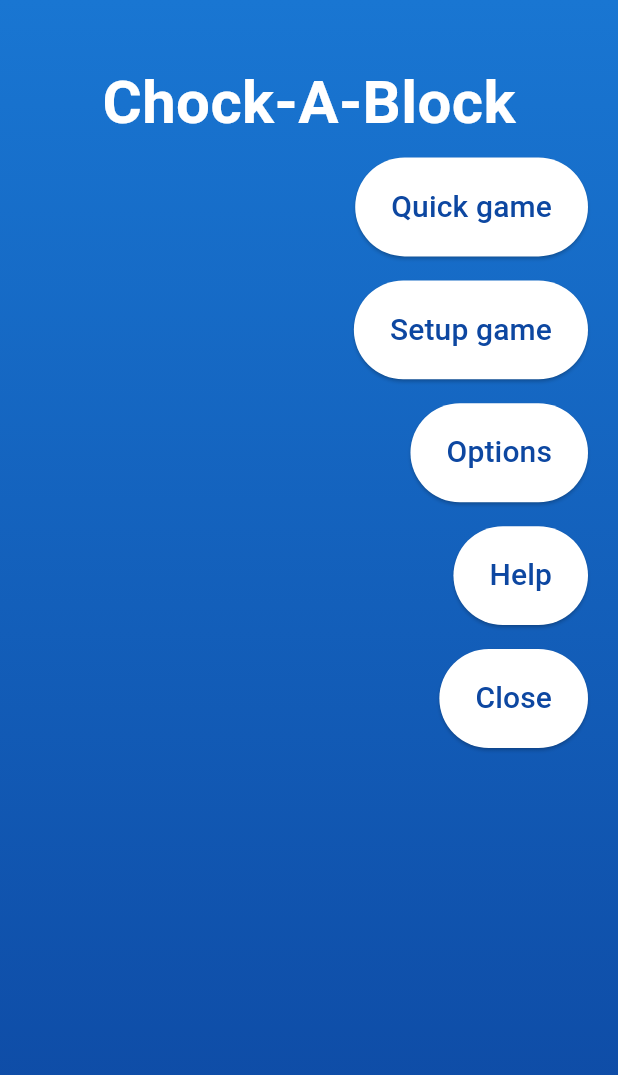
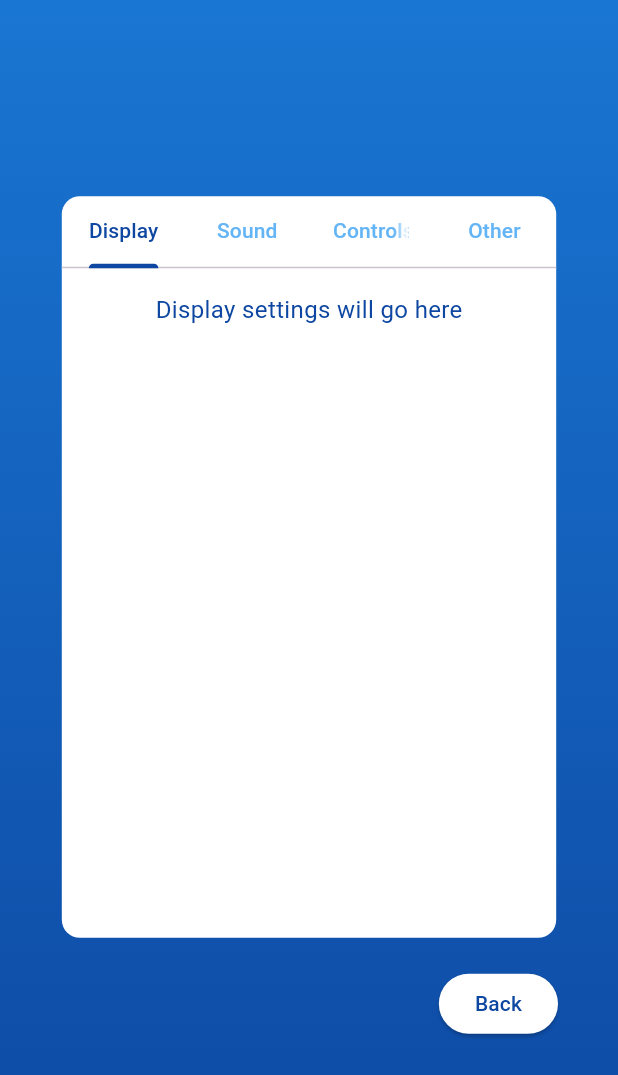
Before and after one commit to danieltrundlewtut/chockablock, a Flutter app: the screen it shows after launch, after a tap on "Options", on a phone screen of 412 x 824 dp. Shown: the top 1075 px of the screen. Run offline on Flutter 3.47's test engine with Material 3 defaults, Android fonts, the light colour scheme and no system bars.

Commit message:
Added help and options menu widgets, also added placeholder images for testing. Added Sliding transition to menu elements so they can semlessly glide in and out of view

```diff
--- a/lib/main.dart
+++ b/lib/main.dart
@@ -1,7 +1,7 @@
 // lib/main.dart
 import 'package:flutter/material.dart';
 import 'package:flutter/services.dart';
-import 'screens//menu/main_menu_screen.dart';
+import 'screens/menu/main_menu_screen.dart';
 
 void main() {
   WidgetsFlutterBinding.ensureInitialized();
--- /dev/null
+++ b/lib/screens/menu/help_menu.dart
@@ -0,0 +1,68 @@
+import 'package:flutter/material.dart';
+
+class HelpMenu extends StatelessWidget {
+  final VoidCallback onBack;
+
+  const HelpMenu({super.key, required this.onBack});
+
+  @override
+  Widget build(BuildContext context) {
+    return Center(
+      child: Column(
+        mainAxisAlignment: MainAxisAlignment.center,
+        children: [
+          Container(
+            width: MediaQuery.of(context).size.width * 0.8,
+            height: MediaQuery.of(context).size.height * 0.6,
+            decoration: BoxDecoration(
+              color: Colors.white,
+              borderRadius: BorderRadius.circular(12),
+            ),
+            child: SingleChildScrollView(
+              padding: const EdgeInsets.all(16.0),
+              child: Column(
+                crossAxisAlignment: CrossAxisAlignment.start,
+                children: [
+                  Text(
+                    'How to Play',
+                    style: TextStyle(
+                      fontSize: 24,
+                      fontWeight: FontWeight.bold,
+                      color: Colors.blue.shade900,
+                    ),
+                  ),
+                  const SizedBox(height: 16),
+                  // Add your help content here
+                  Text(
+                    'Placeholder help content goes here. You can add multiple paragraphs, '
+                        'images, and other widgets as needed.\n\n'
+                        'The content will automatically scroll if it exceeds the container height.',
+                    style: TextStyle(
+                      fontSize: 16,
+                      color: Colors.blue.shade900,
+                    ),
+                  ),
+                ],
+              ),
+            ),
+          ),
+          const SizedBox(height: 20),
+          Align(
+            alignment: Alignment.bottomLeft,
+            child: Padding(
+              padding: const EdgeInsets.only(left: 40),
+              child: ElevatedButton(
+                onPressed: onBack,
+                style: ElevatedButton.styleFrom(
+                  backgroundColor: Colors.white,
+                  foregroundColor: Colors.blue.shade900,
+                ),
+                child: const Text('Back'),
+              ),
+            ),
+          ),
+        ],
+      ),
+    );
+  }
+}
--- a/lib/screens/menu/main_menu_screen.dart
+++ b/lib/screens/menu/main_menu_screen.dart
@@ -1,8 +1,41 @@
 import 'package:flutter/material.dart';
-import 'package:flutter/services.dart';
+import 'options_menu.dart';
+import 'help_menu.dart';
 
-class MainMenuScreen extends StatelessWidget {
+class MainMenuScreen extends StatefulWidget {
   const MainMenuScreen({super.key});
+
+  @override
+  State<MainMenuScreen> createState() => _MainMenuScreenState();
+}
+
+class _MainMenuScreenState extends State<MainMenuScreen> with SingleTickerProviderStateMixin {
+  late AnimationController _slideController;
+  late Animation<Offset> _slideAnimation;
+  Widget? _slidingContent;
+  bool _isMenuVisible = true;
+
+  @override
+  void initState() {
+    super.initState();
+    _slideController = AnimationController(
+      duration: const Duration(milliseconds: 150),
+      vsync: this,
+    );
+    _slideAnimation = Tween<Offset>(
+      begin: const Offset(0, 0),
+      end: const Offset(-1.0, 0),
+    ).animate(CurvedAnimation(
+      parent: _slideController,
+      curve: Curves.easeInOut,
+    ));
+  }
+
+  @override
+  void dispose() {
+    _slideController.dispose();
+    super.dispose();
+  }
 
   void _showExitConfirmationDialog(BuildContext context) {
     showDialog(
@@ -13,20 +46,15 @@ class MainMenuScreen extends StatelessWidget {
           content: const Text("Are you sure you want to close the app?"),
           actions: [
             OutlinedButton(
-              onPressed: () {
-                Navigator.of(dialogContext).pop();
-              },
+              onPressed: () => Navigator.of(dialogContext).pop(),
               style: OutlinedButton.styleFrom(
                 foregroundColor: Colors.blue,
                 side: const BorderSide(color: Colors.blue),
               ),
               child: const Text("Cancel"),
             ),
-
             ElevatedButton(
-              onPressed: () {
-                SystemNavigator.pop();
-              },
+              onPressed: () => Navigator.of(context).pop(),
               style: ElevatedButton.styleFrom(
                 backgroundColor: Colors.blue,
                 foregroundColor: Colors.white,
@@ -39,64 +67,44 @@ class MainMenuScreen extends StatelessWidget {
     );
   }
 
-  @override
-  Widget build(BuildContext context) {
-    final double screenHeight = MediaQuery.of(context).size.height;
-    final double buttonHeight = screenHeight * 0.08;
+  void _slideToNewContent(Widget content, bool slideLeft) {
+    setState(() {
+      _slidingContent = content;
+      _slideAnimation = Tween<Offset>(
+        begin: const Offset(0, 0),
+        end: Offset(slideLeft ? -1.0 : 1.0, 0),
+      ).animate(CurvedAnimation(
+        parent: _slideController,
+        curve: Curves.easeInOut,
+      ));
+      _isMenuVisible = false;
+    });
+    _slideController.forward();
+  }
 
-    return Scaffold(
-      body: Container(
-        width: double.infinity,
-        height: double.infinity,
-        decoration: BoxDecoration(
-          gradient: LinearGradient(
-            begin: Alignment.topCenter,
-            end: Alignment.bottomCenter,
-            colors: [Colors.blue.shade700, Colors.blue.shade900],
-          ),
-        ),
-        child: Column(
-          children: [
-            const Padding(
-              padding: EdgeInsets.only(top: 40), // Adjust top spacing
-              child: Center(
-                child: Text(
-                  'Chock-A-Block',
-                  style: TextStyle(
-                    fontSize: 40,
-                    fontWeight: FontWeight.bold,
-                    color: Colors.white,
-                  ),
-                ),
-              ),
-            ),
-
-            Align(
-              alignment: Alignment.centerRight, // Aligns the column of buttons to the right
-              child: Padding(
-                padding: const EdgeInsets.only(right: 20), // Adjust right spacing
-                child: Column(
-                  mainAxisSize: MainAxisSize.min, // Prevents extra space
-                  crossAxisAlignment: CrossAxisAlignment.end, // Aligns buttons to the right
-                  children: _buildMenuButtons(buttonHeight, context),
-                ),
-              ),
-            ),
-            const Spacer()
-          ],
-        ),
-      ),
-    );
+  void _returnToMainMenu() {
+    _slideController.reverse().then((_) {
+      setState(() {
+        _isMenuVisible = true;
+        _slidingContent = null;
+      });
+    });
   }
 
   List<Widget> _buildMenuButtons(double buttonHeight, BuildContext context) {
     final List<String> buttonTitles = ['Quick game', 'Setup game', 'Options', 'Help', 'Close'];
-    final List<VoidCallback?> actions = [
+    final List<VoidCallback> actions = [
           () {}, // Quick game action
           () {}, // Setup game action
-          () {}, // Options action
-          () {}, // Help action
-          () => _showExitConfirmationDialog(context), // Close app
+          () => _slideToNewContent(
+        OptionsMenu(onBack: _returnToMainMenu),
+        true,
+      ),
+          () => _slideToNewContent(
+        HelpMenu(onBack: _returnToMainMenu),
+        false,
+      ),
+          () => _showExitConfirmationDialog(context),
     ];
 
     return List.generate(buttonTitles.length, (index) {
@@ -119,4 +127,74 @@ class MainMenuScreen extends StatelessWidget {
       );
     });
   }
+
+  @override
+  Widget build(BuildContext context) {
+    final double screenHeight = MediaQuery.of(context).size.height;
+    final double screenWidth = MediaQuery.of(context).size.width;
+    final double buttonHeight = screenHeight * 0.08;
+
+    return Scaffold(
+      body: Stack(
+        children: [
+          // Background gradient
+          Container(
+            width: double.infinity,
+            height: double.infinity,
+            decoration: BoxDecoration(
+              gradient: LinearGradient(
+                begin: Alignment.topCenter,
+                end: Alignment.bottomCenter,
+                colors: [Colors.blue.shade700, Colors.blue.shade900],
+              ),
+            ),
+          ),
+          // Main content
+          if (_isMenuVisible)
+            SlideTransition(
+              position: _slideAnimation,
+              child: Column(
+                children: [
+                  const Padding(
+                    padding: EdgeInsets.only(top: 40),
+                    child: Center(
+                      child: Text(
+                        'Chock-A-Block',
+                        style: TextStyle(
+                          fontSize: 40,
+                          fontWeight: FontWeight.bold,
+                          color: Colors.white,
+                        ),
+                      ),
+                    ),
+                  ),
+
+                  Align(
+                    alignment: Alignment.centerRight,
+                    child: Padding(
+                      padding: EdgeInsets.only(right: screenWidth * 0.04),
+                      child: Column(
+                        mainAxisSize: MainAxisSize.min,
+                        crossAxisAlignment: CrossAxisAlignment.end,
+                        children: _buildMenuButtons(buttonHeight, context),
+                      ),
+                    ),
+                  ),
+                  const Spacer()
+                ],
+              ),
+            ),
+          // Sliding content (Options and Help menus)
+          if (!_isMenuVisible && _slidingContent != null)
+            SlideTransition(
+              position: Tween<Offset>(
+                begin: Offset(_slideAnimation.value.dx < 0 ? 1.0 : -1.0, 0),
+                end: const Offset(0, 0),
+              ).animate(_slideController),
+              child: _slidingContent!,
+            ),
+        ],
+      ),
+    );
+  }
 }
--- /dev/null
+++ b/lib/screens/menu/options_menu.dart
@@ -0,0 +1,88 @@
+import 'package:flutter/material.dart';
+
+class OptionsMenu extends StatefulWidget {
+  final VoidCallback onBack;
+
+  const OptionsMenu({super.key, required this.onBack});
+
+  @override
+  State<OptionsMenu> createState() => _OptionsMenuState();
+}
+
+class _OptionsMenuState extends State<OptionsMenu> {
+  int _selectedTab = 0;
+
+  final List<String> _tabs = ['Display', 'Sound', 'Controls', 'Other'];
+  final List<String> _placeholderContent = [
+    'Display settings will go here',
+    'Sound settings will go here',
+    'Control settings will go here',
+    'Other settings will go here',
+  ];
+
+  @override
+  Widget build(BuildContext context) {
+    return Center(
+      child: Column(
+        mainAxisAlignment: MainAxisAlignment.center,
+        children: [
+          Container(
+            width: MediaQuery.of(context).size.width * 0.8,
+            height: MediaQuery.of(context).size.height * 0.6,
+            decoration: BoxDecoration(
+              color: Colors.white,
+              borderRadius: BorderRadius.circular(12),
+            ),
+            child: Column(
+              children: [
+                DefaultTabController(
+                  length: _tabs.length,
+                  child: Column(
+                    children: [
+                      TabBar(
+                        onTap: (index) {
+                          setState(() {
+                            _selectedTab = index;
+                          });
+                        },
+                        tabs: _tabs.map((tab) => Tab(text: tab)).toList(),
+                        labelColor: Colors.blue.shade900,
+                        unselectedLabelColor: Colors.blue.shade300,
+                        indicatorColor: Colors.blue.shade900,
+                      ),
+                      Padding(
+                        padding: const EdgeInsets.all(16.0),
+                        child: Text(
+                          _placeholderContent[_selectedTab],
+                          style: TextStyle(
+                            color: Colors.blue.shade900,
+                            fontSize: 16,
+                          ),
+                        ),
+                      ),
+                    ],
+                  ),
+                ),
+              ],
+            ),
+          ),
+          const SizedBox(height: 20),
+          Align(
+            alignment: Alignment.bottomRight,
+            child: Padding(
+              padding: const EdgeInsets.only(right: 40),
+              child: ElevatedButton(
+                onPressed: widget.onBack,
+                style: ElevatedButton.styleFrom(
+                  backgroundColor: Colors.white,
+                  foregroundColor: Colors.blue.shade900,
+                ),
+                child: const Text('Back'),
+              ),
+            ),
+          ),
+        ],
+      ),
+    );
+  }
+}
```
Also changed, not shown: pubspec.yaml (+3 -9 lines), assets/images/kiyomizudera.jpg (added), assets/images/letmebreakitdownforyou.gif (added), lib/screens/menu/help_screen.dart (deleted), lib/screens/menu/options_screen.dart (deleted).
